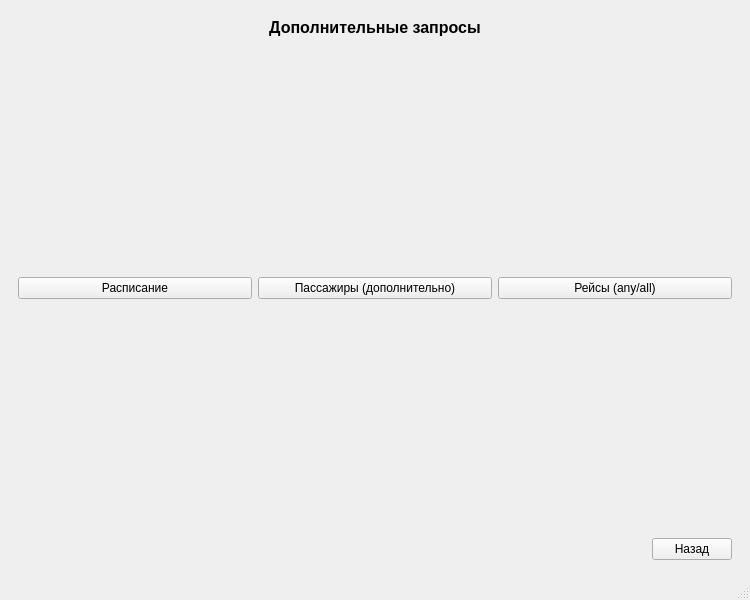
Qt form frontend/RWStation/mainwindow.ui (ruslanonly/qt-railway-system) before a commit.
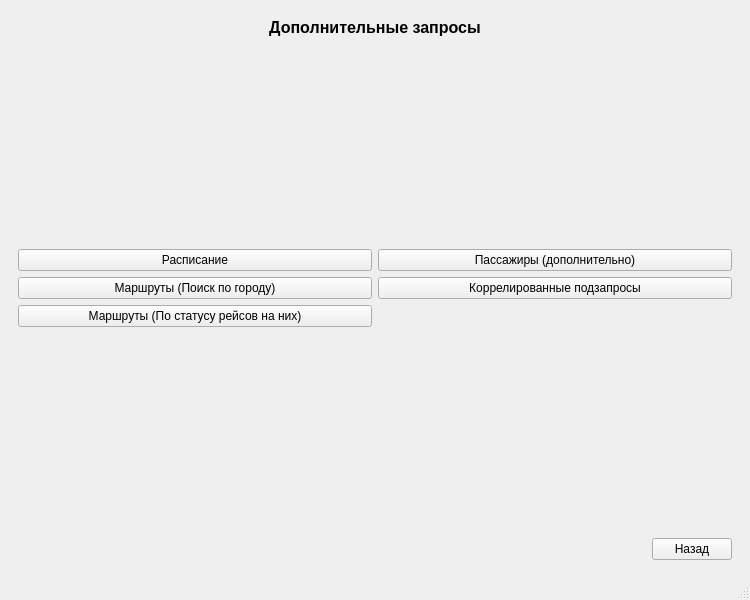
The same form after that commit.

Patch:
```diff
--- a/frontend/RWStation/mainwindow.ui
+++ b/frontend/RWStation/mainwindow.ui
@@ -836,21 +836,11 @@
          </spacer>
         </item>
         <item>
-         <layout class="QGridLayout" name="redirectButtons_2" rowstretch="0,0">
-          <item row="0" column="1">
-           <widget class="QPushButton" name="passengerAdditionalButton">
-            <property name="cursor">
-             <cursorShape>PointingHandCursor</cursorShape>
-            </property>
+         <layout class="QGridLayout" name="redirectButtons_2" rowstretch="0,0,0">
+          <item row="1" column="0">
+           <widget class="QPushButton" name="routeGetThatStartsInTownButton">
             <property name="text">
-             <string>Пассажиры (дополнительно)</string>
-            </property>
-           </widget>
-          </item>
-          <item row="0" column="2">
-           <widget class="QPushButton" name="scheduleAnyAllButton">
-            <property name="text">
-             <string>Рейсы (any/all)</string>
+             <string>Маршруты (Поиск по городу)</string>
             </property>
            </widget>
           </item>
@@ -864,6 +854,30 @@
             </property>
            </widget>
           </item>
+          <item row="1" column="1">
+           <widget class="QPushButton" name="correlatedQueriesButton">
+            <property name="text">
+             <string>Коррелированные подзапросы</string>
+            </property>
+           </widget>
+          </item>
+          <item row="0" column="1">
+           <widget class="QPushButton" name="passengerAdditionalButton">
+            <property name="cursor">
+             <cursorShape>PointingHandCursor</cursorShape>
+            </property>
+            <property name="text">
+             <string>Пассажиры (дополнительно)</string>
+            </property>
+           </widget>
+          </item>
+          <item row="2" column="0">
+           <widget class="QPushButton" name="routeScheduleStatusButton">
+            <property name="text">
+             <string>Маршруты (По статусу рейсов на них)</string>
+            </property>
+           </widget>
+          </item>
          </layout>
         </item>
         <item>
```
